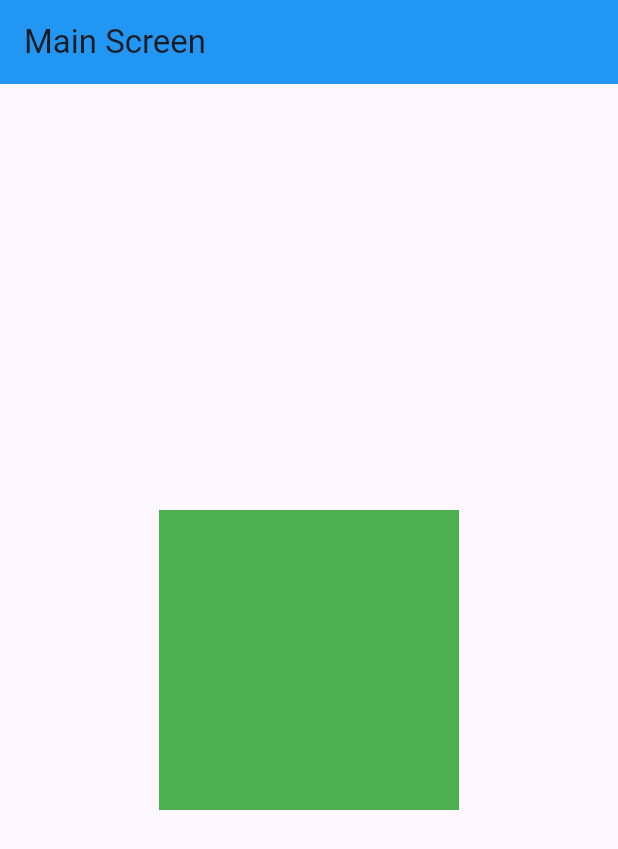
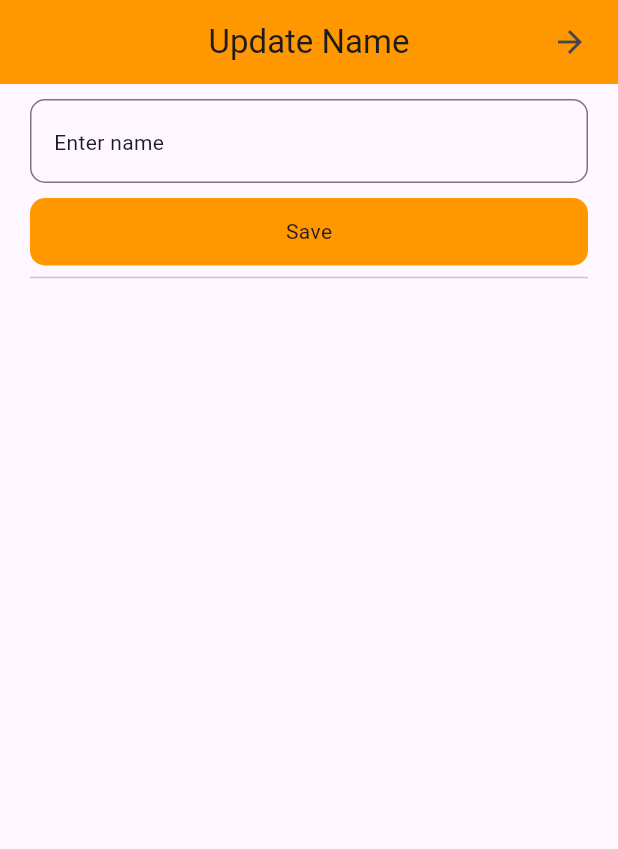
Before and after one commit to Malik399758/Getx-project, a Flutter app: the screen it shows after launch, on a phone screen of 412 x 824 dp. Shown: the top 849 px of the screen. Run offline on Flutter 3.47's test engine with Material 3 defaults, Android fonts, the phone set to English and light mode, and no system bars; our stand-ins replace get.

Commit message:
reactive state in getx.

```diff
--- /dev/null
+++ b/lib/controller/user_name_controller.dart
@@ -0,0 +1,12 @@
+
+import 'package:flutter/cupertino.dart';
+import 'package:get/get.dart';
+
+class UserNameController extends GetxController{
+  var name = ''.obs;
+  final TextEditingController nameController = TextEditingController();
+
+  void updateText(String val){
+    name.value = val;
+  }
+}
--- a/lib/main.dart
+++ b/lib/main.dart
@@ -1,8 +1,17 @@
 import 'package:flutter/material.dart';
+import 'package:get/get.dart';
+import 'package:get/get_core/src/get_main.dart';
 import 'package:get/get_navigation/src/root/get_material_app.dart';
+import 'package:getx_project/controller/user_name_controller.dart';
+import 'package:getx_project/routes/app_routes.dart';
 import 'package:getx_project/views/screens/get_un_named_routes/un_named_main_screen.dart';
+import 'package:getx_project/views/screens/reactive_state/name_controller.dart';
+import 'package:getx_project/views/screens/reactive_state/reactive_ui_screen.dart';
+import 'package:getx_project/views/screens/reactive_state/update_name.dart';
 
 void main() {
+  //Get.put(NameController());
+  Get.put(UserNameController());
   runApp(const MyApp());
 }
 
@@ -12,11 +21,15 @@ class MyApp extends StatelessWidget {
   @override
   Widget build(BuildContext context) {
     return GetMaterialApp(
+      debugShowCheckedModeBanner: false,
+      // initialRoute: AppRoutes.home,
+      // getPages: AppRoutes.routes,
       title: 'Flutter Demo',
       theme: ThemeData(
         colorScheme: ColorScheme.fromSeed(seedColor: Colors.deepPurple),
       ),
-      home: UnNamedMainScreen()
+      home: UpdateName()
+      //ReactiveUiScreen(),
     );
   }
 }
--- /dev/null
+++ b/lib/routes/app_routes.dart
@@ -0,0 +1,22 @@
+
+import 'package:get/get.dart';
+import 'package:getx_project/views/screens/named_routes/named_routes.dart';
+
+class AppRoutes{
+
+  static const String home = '/home';
+  static const String screen1 = '/screen1';
+  static const String screen2 = '/screen2';
+  static const String screen3 = '/screen3';
+  static const String screen4 = '/screen4';
+
+
+  static final routes = [
+    GetPage(name: home, page: () => Home()),
+    GetPage(name: screen1, page: () => Screen1()),
+    GetPage(name: screen2, page: () => Screen2()),
+    GetPage(name: screen3, page: () => Screen3()),
+    GetPage(name: screen4, page: () => Screen4())
+  ];
+
+}
--- /dev/null
+++ b/lib/views/screens/reactive_state/update_name.dart
@@ -0,0 +1,73 @@
+import 'package:flutter/material.dart';
+import 'package:get/get.dart';
+import 'package:get/get_core/src/get_main.dart';
+import 'package:getx_project/views/screens/reactive_state/update_profile_name.dart';
+
+import '../../../controller/user_name_controller.dart';
+
+class UpdateName extends StatefulWidget {
+  const UpdateName({super.key});
+
+  @override
+  State<UpdateName> createState() => _UpdateNameState();
+}
+
+class _UpdateNameState extends State<UpdateName> {
+  final controller = Get.find<UserNameController>();
+
+
+  @override
+  Widget build(BuildContext context) {
+    return Scaffold(
+      appBar: AppBar(
+        actions: [
+          Padding(
+            padding: const EdgeInsets.all(8.0),
+            child: IconButton(onPressed: (){
+              Get.to(() => UpdateProfileName());
+            }, icon: Icon(Icons.arrow_forward)),
+          )
+        ],
+        title: Text('Update Name'),
+        backgroundColor: Colors.orange,
+        centerTitle: true,
+      ),
+      body: Padding(
+        padding: const EdgeInsets.symmetric(horizontal: 20),
+        child: Column(
+          children: [
+            SizedBox(height: 10,),
+            TextFormField(
+              controller: controller.nameController,
+              decoration: InputDecoration(
+                hint: Text('Enter name'),
+                border: OutlineInputBorder(
+                  borderRadius: BorderRadius.circular(10),
+                )
+              ),
+            ),
+            SizedBox(height: 10,),
+            GestureDetector(
+              onTap: (){
+                controller.updateText(controller.nameController.text);
+                controller.nameController.clear();
+              },
+              child: Container(
+                width: double.infinity,
+                height: 45,
+                decoration: BoxDecoration(
+                  color: Colors.orange,
+                  borderRadius: BorderRadius.circular(10)
+                ),
+                child: Center(child: Text('Save')),
+              ),
+            ),
+            Divider(),
+           //Text(controller.name.toString())
+           Obx(() => Text(controller.name.toString()),),
+          ],
+        ),
+      ),
+    );
+  }
+}
```
Also changed, not shown: lib/views/screens/named_routes/named_routes.dart (added, +60 -0 lines), lib/views/screens/reactive_state/name_controller.dart (added, +14 -0 lines), lib/views/screens/reactive_state/reactive_ui_screen.dart (added, +56 -0 lines), lib/views/screens/reactive_state/reactive_ui_screen1.dart (added, +26 -0 lines), lib/views/screens/reactive_state/update_profile_name.dart (added, +36 -0 lines).
